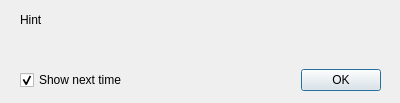
Old version of the form propside/hintdialog.ui in the repository parallaxinc/SimpleIDE.
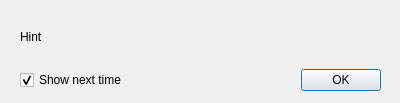
New version of the form.

Commit message: Add boards.txt filtering. Make hintdialog wordwrap. Add aboutDialog.exec() for startup sequencing.

Diff of the .ui file:
```diff
--- a/propside/hintdialog.ui
+++ b/propside/hintdialog.ui
@@ -13,7 +13,7 @@
   <property name="windowTitle">
    <string>Dialog</string>
   </property>
-  <widget class="QWidget" name="">
+  <widget class="QWidget" name="layoutWidget">
    <property name="geometry">
     <rect>
      <x>20</x>
@@ -30,36 +30,13 @@
         <property name="text">
          <string>Hint</string>
         </property>
+        <property name="wordWrap">
+         <bool>true</bool>
+        </property>
        </widget>
       </item>
-      <item>
-       <spacer name="horizontalSpacer_2">
-        <property name="orientation">
-         <enum>Qt::Horizontal</enum>
-        </property>
-        <property name="sizeHint" stdset="0">
-         <size>
-          <width>40</width>
-          <height>20</height>
-         </size>
-        </property>
-       </spacer>
-      </item>
      </layout>
     </item>
-    <item>
-     <spacer name="verticalSpacer">
-      <property name="orientation">
-       <enum>Qt::Vertical</enum>
-      </property>
-      <property name="sizeHint" stdset="0">
-       <size>
-        <width>20</width>
-        <height>40</height>
-       </size>
-      </property>
-     </spacer>
-    </item>
     <item>
      <layout class="QHBoxLayout" name="horizontalLayout">
       <item>
```
Left out of the diff: 2 changed lines with no effect on the pictures. The commit also changes 4 other files.
